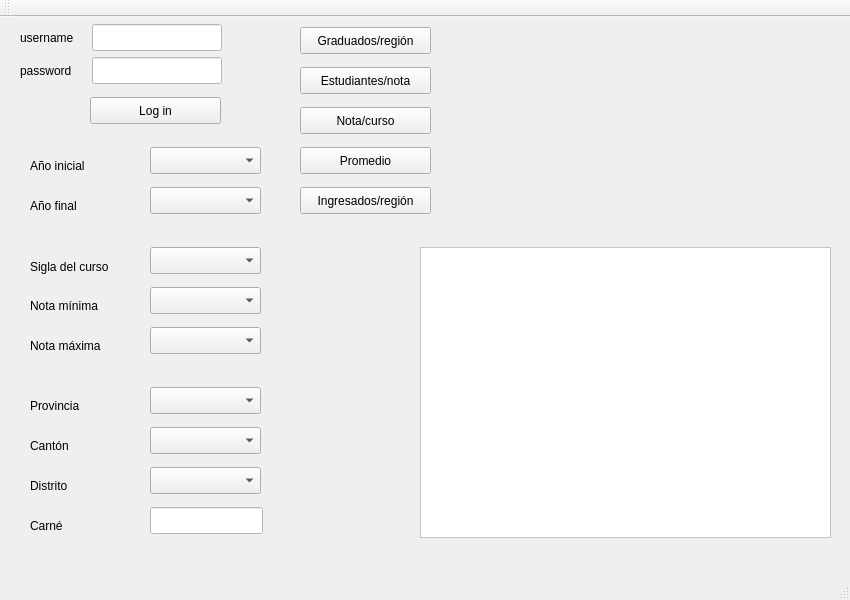
Above: mainwindow.ui from oretnom/proy1_lochi before the change. Below: the same form after it.
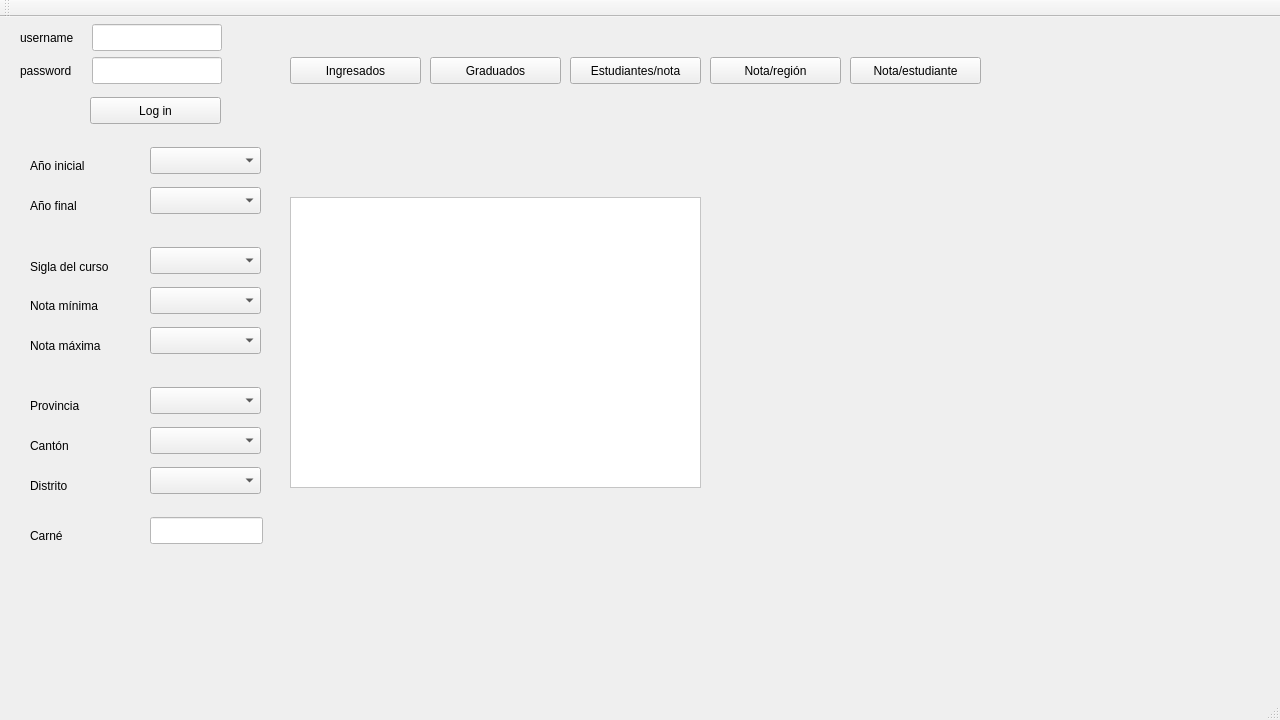
That is the form after the change. Custom widgets are drawn as their Qt base class.

Commit message: interface redesign

```diff
--- a/mainwindow.ui
+++ b/mainwindow.ui
@@ -6,14 +6,14 @@
    <rect>
     <x>0</x>
     <y>0</y>
-    <width>850</width>
-    <height>600</height>
+    <width>1280</width>
+    <height>720</height>
    </rect>
   </property>
   <property name="minimumSize">
    <size>
-    <width>850</width>
-    <height>600</height>
+    <width>1280</width>
+    <height>720</height>
    </size>
   </property>
   <property name="maximumSize">
@@ -32,8 +32,8 @@
    <widget class="QTextEdit" name="text_output">
     <property name="geometry">
      <rect>
-      <x>420</x>
-      <y>230</y>
+      <x>290</x>
+      <y>180</y>
       <width>411</width>
       <height>291</height>
      </rect>
@@ -73,21 +73,21 @@
    <widget class="QPushButton" name="button_graduados">
     <property name="geometry">
      <rect>
-      <x>300</x>
-      <y>10</y>
+      <x>430</x>
+      <y>40</y>
       <width>131</width>
       <height>27</height>
      </rect>
     </property>
     <property name="text">
-     <string>Graduados/región</string>
+     <string>Graduados</string>
     </property>
    </widget>
    <widget class="QPushButton" name="button_notas">
     <property name="geometry">
      <rect>
-      <x>300</x>
-      <y>50</y>
+      <x>570</x>
+      <y>40</y>
       <width>131</width>
       <height>27</height>
      </rect>
@@ -257,34 +257,34 @@
    <widget class="QPushButton" name="pushButton">
     <property name="geometry">
      <rect>
-      <x>300</x>
-      <y>90</y>
+      <x>710</x>
+      <y>40</y>
       <width>131</width>
       <height>27</height>
      </rect>
     </property>
     <property name="text">
-     <string>Nota/curso</string>
+     <string>Nota/región</string>
     </property>
    </widget>
    <widget class="QPushButton" name="pushButton_2">
     <property name="geometry">
      <rect>
-      <x>300</x>
-      <y>130</y>
+      <x>850</x>
+      <y>40</y>
       <width>131</width>
       <height>27</height>
      </rect>
     </property>
     <property name="text">
-     <string>Promedio</string>
+     <string>Nota/estudiante</string>
     </property>
    </widget>
    <widget class="QLineEdit" name="edit_carne">
     <property name="geometry">
      <rect>
       <x>150</x>
-      <y>490</y>
+      <y>500</y>
       <width>113</width>
       <height>27</height>
      </rect>
@@ -299,7 +299,7 @@
     <property name="geometry">
      <rect>
       <x>30</x>
-      <y>500</y>
+      <y>510</y>
       <width>66</width>
       <height>17</height>
      </rect>
@@ -311,14 +311,14 @@
    <widget class="QPushButton" name="pushButton_3">
     <property name="geometry">
      <rect>
-      <x>300</x>
-      <y>170</y>
+      <x>290</x>
+      <y>40</y>
       <width>131</width>
       <height>27</height>
      </rect>
     </property>
     <property name="text">
-     <string>Ingresados/región</string>
+     <string>Ingresados</string>
     </property>
    </widget>
    <widget class="QLabel" name="label_username">
@@ -406,10 +406,10 @@
    <widget class="QCustomPlot" name="widget" native="true">
     <property name="geometry">
      <rect>
-      <x>460</x>
-      <y>10</y>
-      <width>371</width>
-      <height>211</height>
+      <x>730</x>
+      <y>160</y>
+      <width>531</width>
+      <height>341</height>
      </rect>
     </property>
    </widget>
```
Left out of the diff: 20 changed lines with no effect on the pictures. The commit also changes 2 other files.
